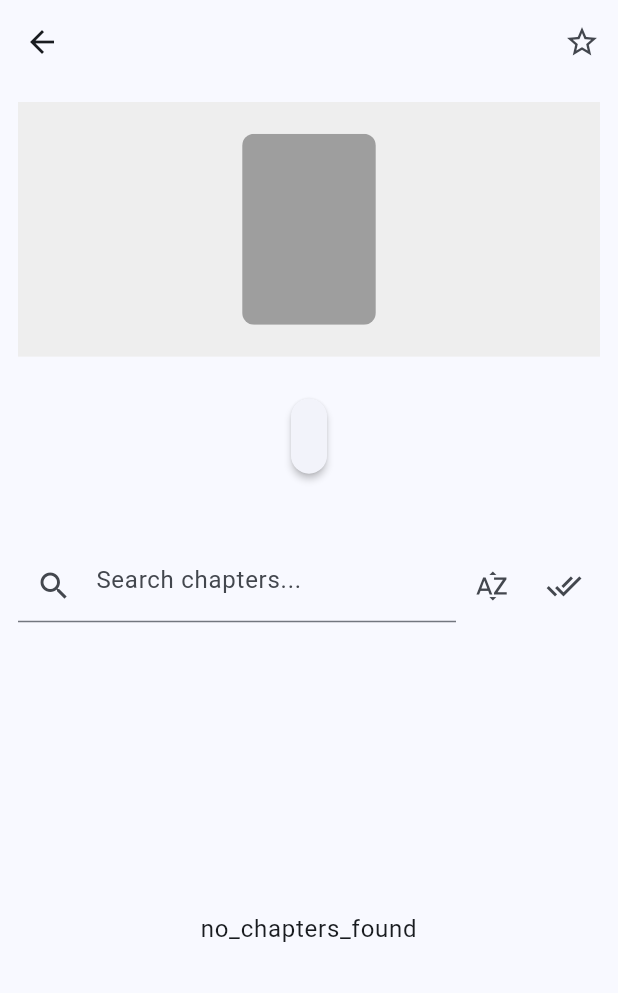
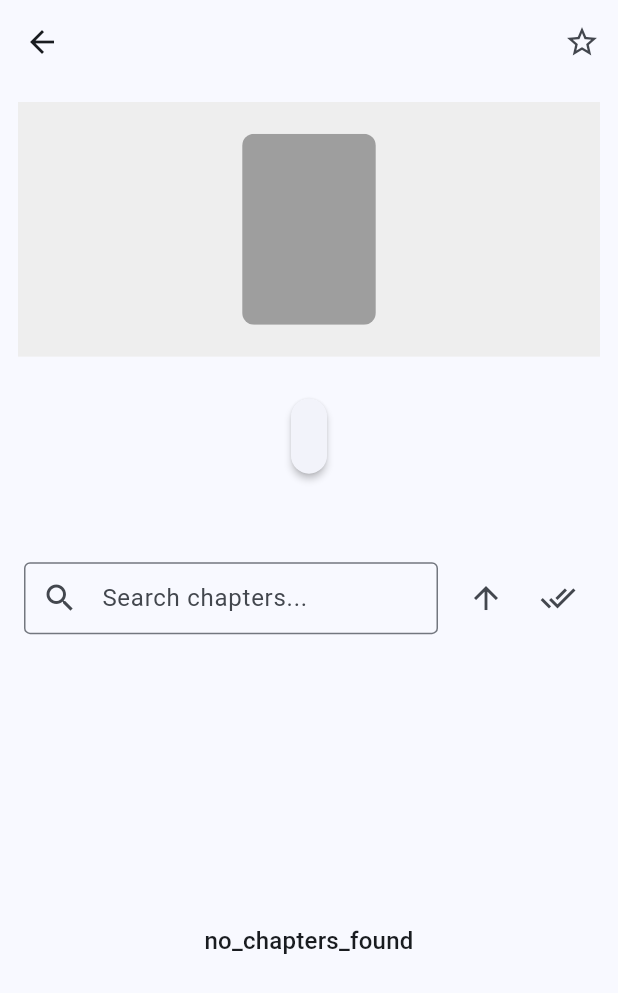
Before and after one commit to Luiz-eduardp/akashic_records, a Flutter app: the NovelDetailScreen screen opened directly with empty values, on a phone screen of 412 x 824 dp. Shown: the top 993 px of the screen. Run offline on Flutter 3.47's test engine with Material 3 defaults, Android fonts, the phone set to English and light mode, and no system bars; our stand-ins replace battery_plus, dio, file_picker, flutter_colorpicker, flutter_local_notifications, flutter_markdown and 6 more; missing offline and left inert: android_intent_plus, version; accounts and stored records are empty.

Commit message:
feat: improve novel details screen
- Added loading skeleton
- Added chapter search
- Added sort chapters feature
- Fixed dispose method

```diff
--- a/lib/screens/novel_detail_screen.dart
+++ b/lib/screens/novel_detail_screen.dart
@@ -39,6 +39,12 @@ class _NovelDetailScreenState extends State<NovelDetailScreen> {
     _ensureDetails();
   }
 
+  @override
+  void dispose() {
+    _searchDebounce?.cancel();
+    super.dispose();
+  }
+
   Future<void> _loadReadStates() async {
     setState(() => _loadingReadStates = true);
     try {
@@ -70,15 +76,20 @@ class _NovelDetailScreenState extends State<NovelDetailScreen> {
   Future<void> _ensureDetails() async {
     final current = novel ?? widget.novel;
     if (current.chapters.isNotEmpty &&
-        (current.description.isNotEmpty || current.author.isNotEmpty))
+        (current.description.isNotEmpty || current.author.isNotEmpty)) {
+      _applyFilters();
       return;
+    }
+
     final svc = PluginRegistry.get(current.pluginId);
     if (svc == null) return;
+
     setState(() => _loadingDetails = true);
     try {
       final full = await svc
           .parseNovel(current.id)
           .timeout(const Duration(seconds: 20));
+
       novel ??= current;
       novel!.title = full.title;
       novel!.coverImageUrl = full.coverImageUrl;
@@ -86,12 +97,14 @@ class _NovelDetailScreenState extends State<NovelDetailScreen> {
       novel!.description = full.description;
       novel!.genres = full.genres;
       novel!.chapters = full.chapters;
+
       chapters = List.from(novel!.chapters);
       _applyFilters();
+
       final db = await NovelDatabase.getInstance();
       await db.upsertNovel(novel ?? widget.novel);
     } catch (e) {
-      print(
+      debugPrint(
         'Failed to fetch full novel details for ${(novel ?? widget.novel).id}: $e',
       );
     } finally {
@@ -99,13 +112,132 @@ class _NovelDetailScreenState extends State<NovelDetailScreen> {
     }
   }
 
+  Widget _buildLoadingSkeleton() {
+    final theme = Theme.of(context);
+    final isDark = theme.brightness == Brightness.dark;
+    final baseColor =
+        isDark
+            ? theme.colorScheme.surface.withOpacity(0.6)
+            : theme.colorScheme.surface.withOpacity(0.3);
+    final highlightColor =
+        isDark
+            ? theme.colorScheme.background.withOpacity(0.2)
+            : theme.colorScheme.background.withOpacity(0.12);
+
+    return SingleChildScrollView(
+      padding: const EdgeInsets.symmetric(horizontal: 16, vertical: 16),
+      child: Column(
+        crossAxisAlignment: CrossAxisAlignment.start,
+        children: [
+          Row(
+            crossAxisAlignment: CrossAxisAlignment.start,
+            children: [
+              const SizedBox(width: 16),
+              Expanded(
+                child: Column(
+                  crossAxisAlignment: CrossAxisAlignment.start,
+                  children: [
+                    LoadingSkeleton.rect(
+                      height: 24,
+                      baseColor: baseColor,
+                      highlightColor: highlightColor,
+                    ),
+                    const SizedBox(height: 8),
+                    LoadingSkeleton.rect(
+                      height: 16,
+                      width: 150,
+                      baseColor: baseColor,
+                      highlightColor: highlightColor,
+                    ),
+                    const SizedBox(height: 16),
+                    LoadingSkeleton.rect(
+                      height: 12,
+                      baseColor: baseColor,
+                      highlightColor: highlightColor,
+                    ),
+                    const SizedBox(height: 6),
+                    LoadingSkeleton.rect(
+                      height: 12,
+                      baseColor: baseColor,
+                      highlightColor: highlightColor,
+                    ),
+                    const SizedBox(height: 6),
+                    LoadingSkeleton.rect(
+                      height: 12,
+                      width: 200,
+                      baseColor: baseColor,
+                      highlightColor: highlightColor,
+                    ),
+                  ],
+                ),
+              ),
+            ],
+          ),
+
+          const SizedBox(height: 24),
+
+          LoadingSkeleton.rect(
+            height: 48,
+            baseColor: baseColor,
+            highlightColor: highlightColor,
+          ),
+
+          const SizedBox(height: 16),
+
+          ListView.separated(
+            shrinkWrap: true,
+            physics: const NeverScrollableScrollPhysics(),
+            itemCount: 8,
+            separatorBuilder: (_, __) => const Divider(height: 16),
+            itemBuilder: (ctx, i) {
+              return Row(
+                crossAxisAlignment: CrossAxisAlignment.center,
+                children: [
+                  Expanded(
+                    child: Column(
+                      crossAxisAlignment: CrossAxisAlignment.start,
+                      children: [
+                        LoadingSkeleton.rect(
+                          height: 16,
+                          baseColor: baseColor,
+                          highlightColor: highlightColor,
+                        ),
+                        const SizedBox(height: 6),
+                        LoadingSkeleton.rect(
+                          height: 12,
+                          width: 100,
+                          baseColor: baseColor,
+                          highlightColor: highlightColor,
+                        ),
+                      ],
+                    ),
+                  ),
+                  const SizedBox(width: 12),
+                  LoadingSkeleton.rect(
+                    width: 24,
+                    height: 24,
+                    baseColor: baseColor,
+                    highlightColor: highlightColor,
+                  ),
+                ],
+              );
+            },
+          ),
+        ],
+      ),
+    );
+  }
+
   @override
   Widget build(BuildContext context) {
+    final isLoading = _loadingDetails || _loadingReadStates;
+
     return Scaffold(
       appBar: AppBar(
         centerTitle: true,
         title: Text((novel ?? widget.novel).title),
         actions: [
+          if (!isLoading)
             IconButton(
               tooltip: 'favorites'.translate,
               icon: Icon(
@@ -140,12 +272,15 @@ class _NovelDetailScreenState extends State<NovelDetailScreen> {
                             ? 'added_to_favorites'.translate
                             : 'removed_from_favorites'.translate,
                       ),
+                      duration: const Duration(milliseconds: 1500),
                     ),
                   );
                 } catch (e) {
                   ScaffoldMessenger.of(context).showSnackBar(
                     SnackBar(
-                    content: Text('${'failed_update_favorite'.translate}: $e'),
+                      content: Text(
+                        '${'failed_update_favorite'.translate}: $e',
+                      ),
                     ),
                   );
                 }
@@ -156,8 +291,10 @@ class _NovelDetailScreenState extends State<NovelDetailScreen> {
       body: Column(
         children: [
           NovelHeader(novel: novel ?? widget.novel, loading: _loadingDetails),
+
+          if (!isLoading)
             Padding(
-            padding: const EdgeInsets.symmetric(horizontal: 12),
+              padding: const EdgeInsets.symmetric(horizontal: 16, vertical: 8),
               child: Row(
                 children: [
                   Expanded(
@@ -165,21 +302,35 @@ class _NovelDetailScreenState extends State<NovelDetailScreen> {
                       decoration: InputDecoration(
                         prefixIcon: const Icon(Icons.search),
                         hintText: 'search_chapters_hint'.translate,
+                        border: const OutlineInputBorder(),
+                        contentPadding: const EdgeInsets.symmetric(
+                          vertical: 10,
+                        ),
                       ),
                       onChanged: (v) {
                         _searchDebounce?.cancel();
                         _searchDebounce = Timer(
                           const Duration(milliseconds: 200),
                           () {
+                            setState(() {
                               _search = v;
                               _applyFilters();
+                            });
                           },
                         );
                       },
                     ),
                   ),
-                IconButton(
-                  icon: Icon(_asc ? Icons.sort_by_alpha : Icons.sort),
+                  const SizedBox(width: 8),
+                  Tooltip(
+                    message:
+                        _asc
+                            ? 'sort_ascending'.translate
+                            : 'sort_descending'.translate,
+                    child: IconButton(
+                      icon: Icon(
+                        _asc ? Icons.arrow_upward : Icons.arrow_downward,
+                      ),
                       onPressed: () {
                         setState(() {
                           _asc = !_asc;
@@ -187,8 +338,10 @@ class _NovelDetailScreenState extends State<NovelDetailScreen> {
                         });
                       },
                     ),
-                IconButton(
-                  tooltip: 'mark_all_read'.translate,
+                  ),
+                  Tooltip(
+                    message: 'mark_all_read'.translate,
+                    child: IconButton(
                       icon: const Icon(Icons.done_all),
                       onPressed: () async {
                         final appState = Provider.of<AppState>(
@@ -205,90 +358,15 @@ class _NovelDetailScreenState extends State<NovelDetailScreen> {
                         await _loadReadStates();
                       },
                     ),
-              ],
-            ),
-          ),
-          Expanded(
-            child:
-                (_loadingDetails || _loadingReadStates)
-                    ? SingleChildScrollView(
-                      padding: const EdgeInsets.symmetric(
-                        horizontal: 12,
-                        vertical: 8,
-                      ),
-                      child: Column(
-                        crossAxisAlignment: CrossAxisAlignment.start,
-                        children: [
-                          Row(
-                            crossAxisAlignment: CrossAxisAlignment.start,
-                            children: [
-                              const LoadingSkeleton.square(
-                                width: 96,
-                                height: 140,
-                              ),
-                              const SizedBox(width: 12),
-                              Expanded(
-                                child: Column(
-                                  crossAxisAlignment: CrossAxisAlignment.start,
-                                  children: const [
-                                    LoadingSkeleton.rect(height: 20),
-                                    SizedBox(height: 8),
-                                    LoadingSkeleton.rect(
-                                      height: 14,
-                                      width: 120,
-                                    ),
-                                    SizedBox(height: 12),
-                                    LoadingSkeleton.rect(height: 12),
-                                    SizedBox(height: 6),
-                                    LoadingSkeleton.rect(height: 12),
-                                  ],
-                                ),
-                              ),
-                            ],
-                          ),
-                          const SizedBox(height: 12),
-                          ListView.separated(
-                            shrinkWrap: true,
-                            physics: const NeverScrollableScrollPhysics(),
-                            itemCount: 6,
-                            separatorBuilder:
-                                (_, __) => const Divider(height: 18),
-                            itemBuilder: (ctx, i) {
-                              return Row(
-                                crossAxisAlignment: CrossAxisAlignment.center,
-                                children: [
-                                  const LoadingSkeleton.circle(
-                                    width: 36,
-                                    height: 36,
-                                  ),
-                                  const SizedBox(width: 12),
-                                  Expanded(
-                                    child: Column(
-                                      crossAxisAlignment:
-                                          CrossAxisAlignment.start,
-                                      children: const [
-                                        LoadingSkeleton.rect(height: 14),
-                                        SizedBox(height: 6),
-                                        LoadingSkeleton.rect(
-                                          height: 12,
-                                          width: 140,
                   ),
                 ],
               ),
             ),
-                                  const SizedBox(width: 12),
-                                  const LoadingSkeleton.rect(
-                                    width: 40,
-                                    height: 12,
-                                  ),
-                                ],
-                              );
-                            },
-                          ),
-                          const SizedBox(height: 24),
-                        ],
-                      ),
-                    )
+
+          Expanded(
+            child:
+                isLoading
+                    ? _buildLoadingSkeleton()
                     : (filtered.isEmpty
                         ? Center(
                           child: Padding(
@@ -296,7 +374,7 @@ class _NovelDetailScreenState extends State<NovelDetailScreen> {
                             child: Text(
                               'no_chapters_found'.translate,
                               textAlign: TextAlign.center,
-                              style: Theme.of(context).textTheme.bodyLarge,
+                              style: Theme.of(context).textTheme.titleMedium,
                             ),
                           ),
                         )
@@ -307,19 +385,21 @@ class _NovelDetailScreenState extends State<NovelDetailScreen> {
                             if (ch.content == null || ch.content!.isEmpty) {
                               final current = novel ?? widget.novel;
                               final svc = PluginRegistry.get(current.pluginId);
-                              String content = '';
                               if (svc != null) {
                                 try {
-                                  content = await svc.parseChapter(ch.id);
+                                  final content = await svc.parseChapter(ch.id);
                                   ch.content = content;
                                   novel ??= current;
                                   final db = await NovelDatabase.getInstance();
                                   await db.upsertNovel(novel ?? widget.novel);
                                 } catch (e) {
-                                  print('Failed to parse chapter ${ch.id}: $e');
+                                  debugPrint(
+                                    'Failed to parse chapter ${ch.id}: $e',
+                                  );
                                 }
                               }
                             }
+
                             await Navigator.pushNamed(
                               context,
                               '/reader',
```
Lines whose indentation alone changed are shown as unchanged.
